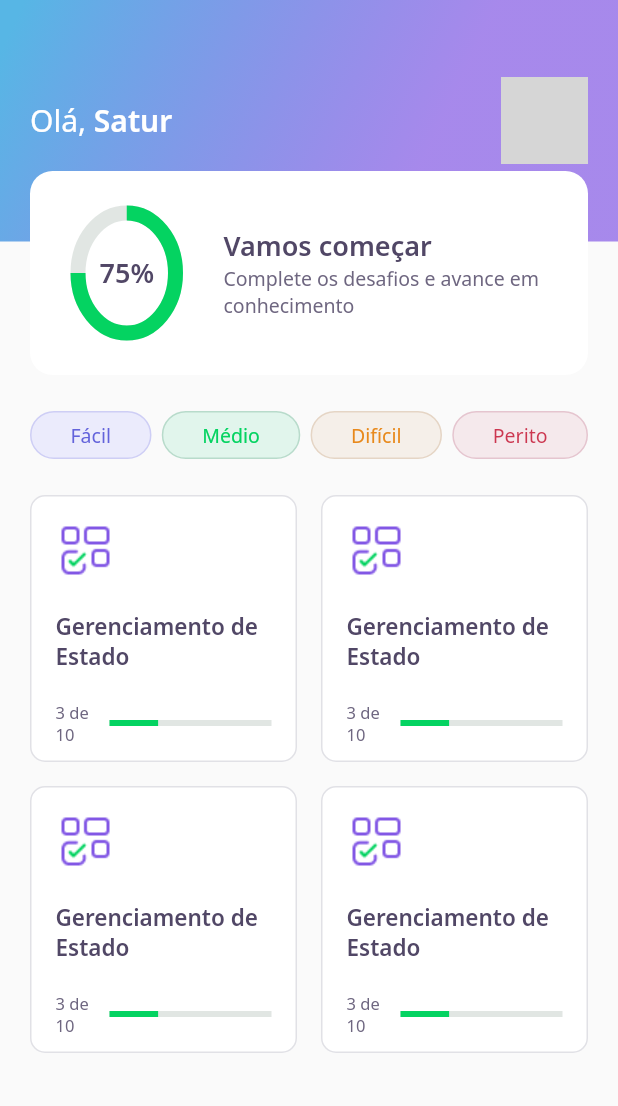
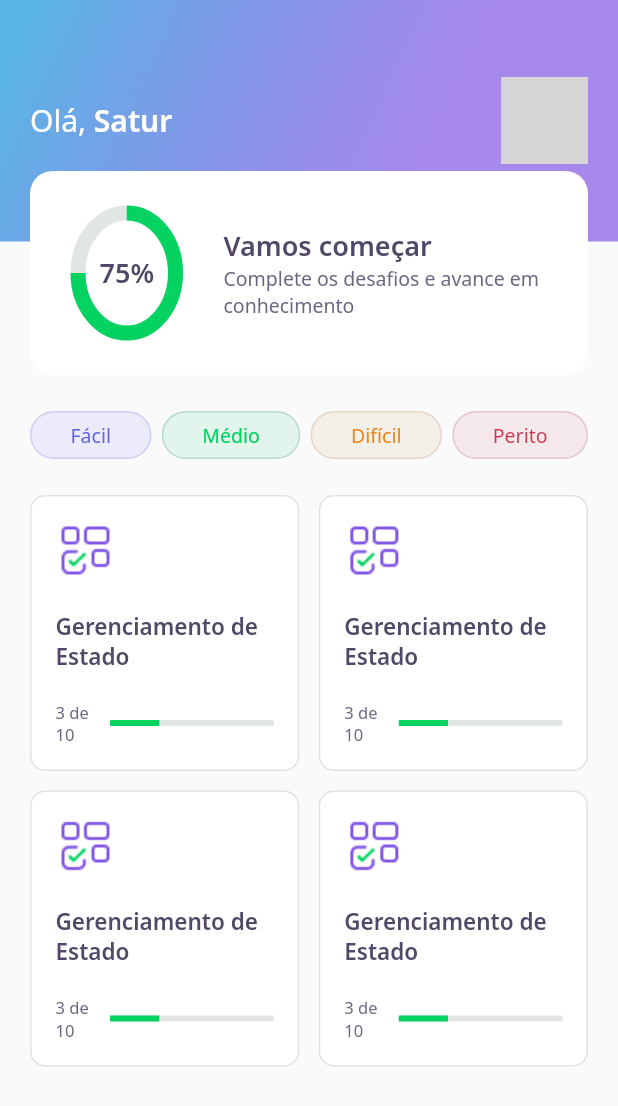
Before and after one commit to tiagosatur/devquizflutter, a Flutter app: the HomePage screen opened directly, on a phone screen of 412 x 824 dp. Shown: the top 1106 px of the screen. Run offline on Flutter 3.47's test engine with Material 2 defaults, Android fonts, the phone set to English and light mode, and no system bars; our stand-ins replace google_fonts; network calls fail; grey boxes are pictures that could not be loaded.

Commit message:
Fix home page grid (score card extra bottom space) with StaggeredGridView

```diff
--- a/lib/core/app_widget.dart
+++ b/lib/core/app_widget.dart
@@ -1,4 +1,5 @@
 import 'package:devquizflutter/challenge/challenge_page.dart';
+import 'package:devquizflutter/home/home_page.dart';
 import 'package:flutter/material.dart';
 
 class AppWidget extends StatelessWidget {
@@ -6,7 +7,7 @@ class AppWidget extends StatelessWidget {
   Widget build(BuildContext context) {
     return MaterialApp(
       title: "devquizflutter",
-      home: ChallengePage(),
+      home: HomePage(),
     );
   }
 }
--- a/lib/home/home_page.dart
+++ b/lib/home/home_page.dart
@@ -2,6 +2,7 @@ import 'package:devquizflutter/home/widgets/appbar/appbar_widget.dart';
 import 'package:devquizflutter/home/widgets/level_button/level_button_widget.dart';
 import 'package:devquizflutter/home/widgets/quiz_card/quiz_card_widget.dart';
 import 'package:flutter/material.dart';
+import 'package:flutter_staggered_grid_view/flutter_staggered_grid_view.dart';
 
 class HomePage extends StatefulWidget {
   @override
@@ -42,15 +43,21 @@ class _HomePageState extends State<HomePage> {
               height: 24,
             ),
             Expanded(
-              child: GridView.count(
-                crossAxisSpacing: 16,
-                mainAxisSpacing: 16,
+              child: StaggeredGridView.count(
+                crossAxisSpacing: 13,
+                mainAxisSpacing: 13,
                 crossAxisCount: 2,
                 children: [
                   QuizCardWidget(),
                   QuizCardWidget(),
                   QuizCardWidget(),
                   QuizCardWidget(),
+                ],
+                staggeredTiles: [
+                  StaggeredTile.fit(1),
+                  StaggeredTile.fit(1),
+                  StaggeredTile.fit(1),
+                  StaggeredTile.fit(1),
                 ],
               )
 
--- a/lib/home/widgets/score_card/score_card_widget.dart
+++ b/lib/home/widgets/score_card/score_card_widget.dart
@@ -17,7 +17,6 @@ class ScoreCardWidget extends StatelessWidget {
         child: Padding(
           padding: const EdgeInsets.symmetric(horizontal: 24),
           child: Row(
-
             crossAxisAlignment: CrossAxisAlignment.center,
             children: [
               Expanded(
--- a/pubspec.yaml
+++ b/pubspec.yaml
@@ -10,6 +10,7 @@ dependencies:
     sdk: flutter
   cupertino_icons: ^1.0.2
   google_fonts: ^2.0.0
+  flutter_staggered_grid_view: ^0.4.0
 
 dev_dependencies:
   flutter_test:
```
Also changed, not shown: pubspec.lock.
